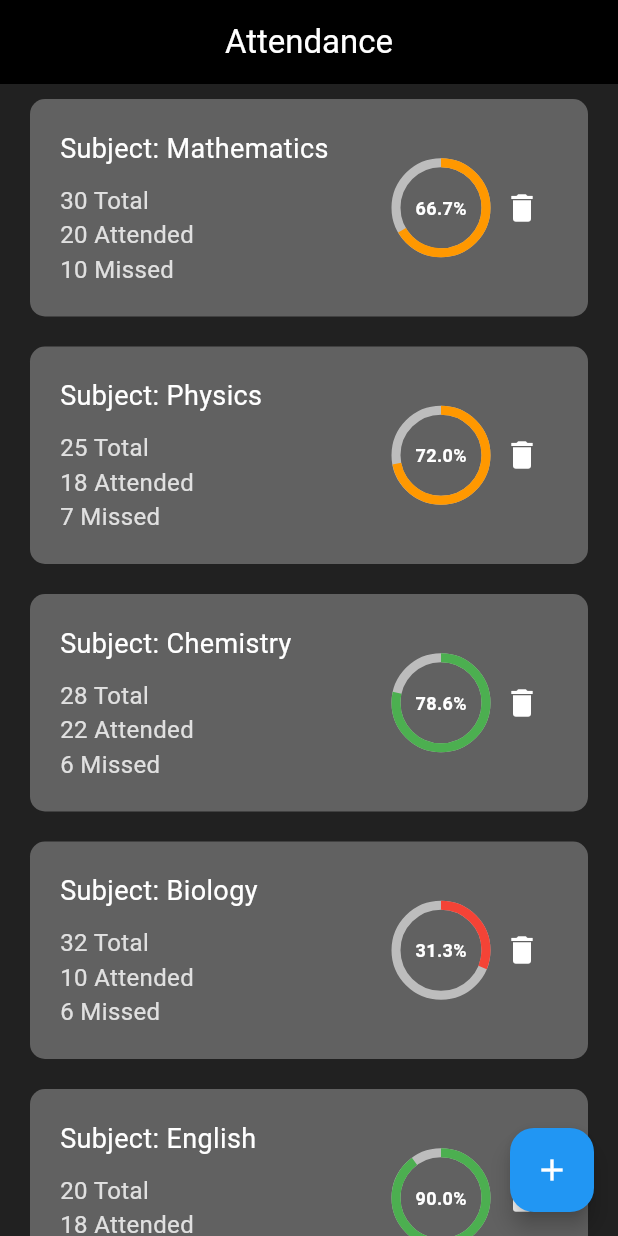
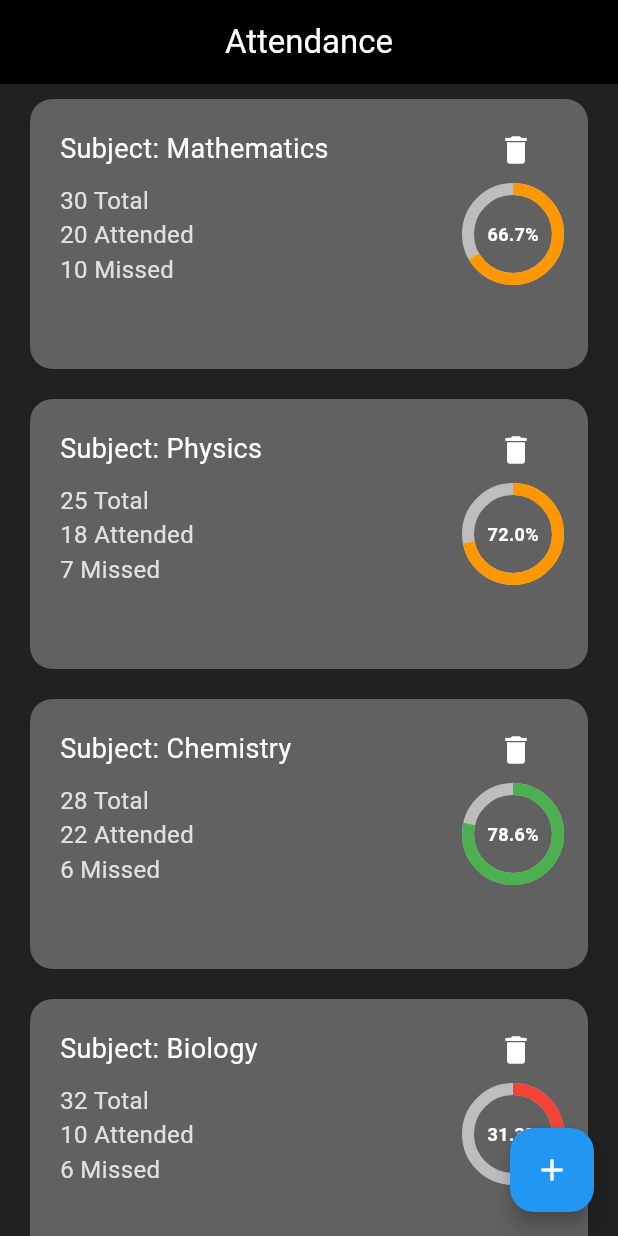
Before and after one commit to Kishore-reigns/AttendEase, a Flutter app: the screen it shows after launch, on a phone screen of 412 x 824 dp. Run offline on Flutter 3.47's test engine with Material 3 defaults, Android fonts, the phone set to English and light mode, and no system bars; our stand-ins replace table_calendar.

Commit message:
Translate.translate

```diff
--- a/attend_ease/lib/main.dart
+++ b/attend_ease/lib/main.dart
@@ -83,14 +83,32 @@ class HomeState extends State<MyHome> {
                 },
                 child: Container(
                   width: double.infinity,
+                  height: 180,
                   padding: const EdgeInsets.all(20),
                   margin:
                   const EdgeInsets.symmetric(horizontal: 20, vertical: 10),
                   decoration: BoxDecoration(
                     color: Colors.grey[700], // Improved box background color
-                    borderRadius: BorderRadius.circular(10),
+                    borderRadius: BorderRadius.circular(15),
                   ),
-                  child: Row(
+                  child: Stack(
+                    children: [
+                       Transform.translate(
+                         offset: Offset(280,-10),
+                       child: IconButton(
+                          alignment: Alignment.topRight,
+                          onPressed: () {
+                            showReomve(context, subject, (subjectToRemove) {
+                              setState(() {
+                                subjects.remove(subjectToRemove);
+                              });
+                            });
+                          },
+                          icon: const Icon(Icons.delete, color: Colors.white),
+                        ),
+                      ),
+
+                      Row(
                         crossAxisAlignment: CrossAxisAlignment.center,
                         children: [
                           // Text Information
@@ -130,6 +148,7 @@ class HomeState extends State<MyHome> {
                               ],
                             ),
                           ),
+                          // Circular Progress Bar on the right
                           SizedBox(
                             width: 60,
                             height: 60,
@@ -141,7 +160,7 @@ class HomeState extends State<MyHome> {
                                       subject['attendedClasses'],
                                       subject['totalClasses']) /
                                       100,
-                              strokeWidth: 6,
+                                  strokeWidth: 8,
                                   backgroundColor: Colors.grey[400],
                                   valueColor: AlwaysStoppedAnimation<Color>(
                                     getColorBasedOnPercentage(
@@ -164,18 +183,25 @@ class HomeState extends State<MyHome> {
                               ],
                             ),
                           ),
-                      const SizedBox(height: 10),
-                      IconButton(
-                        alignment: Alignment.topRight,
-                        onPressed: () {
-                          showReomve(context, subject, (subjectToRemove) {
-                            setState(() {
-                              subjects.remove(subjectToRemove);
-                            });
-                          });
-                        },
-                        icon: const Icon(Icons.delete, color: Colors.white),
+                        ],
                       ),
+                      // Delete Icon on top right
+                      // Positioned(
+                      //   top: 0,
+                      //   right: 0,
+                      //   child: IconButton(
+                      //     alignment: Alignment.center,
+                      //     onPressed: () {
+                      //       showReomve(context, subject, (subjectToRemove) {
+                      //         setState(() {
+                      //           subjects.remove(subjectToRemove);
+                      //         });
+                      //       });
+                      //     },
+                      //     icon: const Icon(Icons.delete,
+                      //         color: Colors.white),
+                      //   ),
+                      // ),
                     ],
                   ),
                 ),
```
Lines whose indentation alone changed are shown as unchanged.
